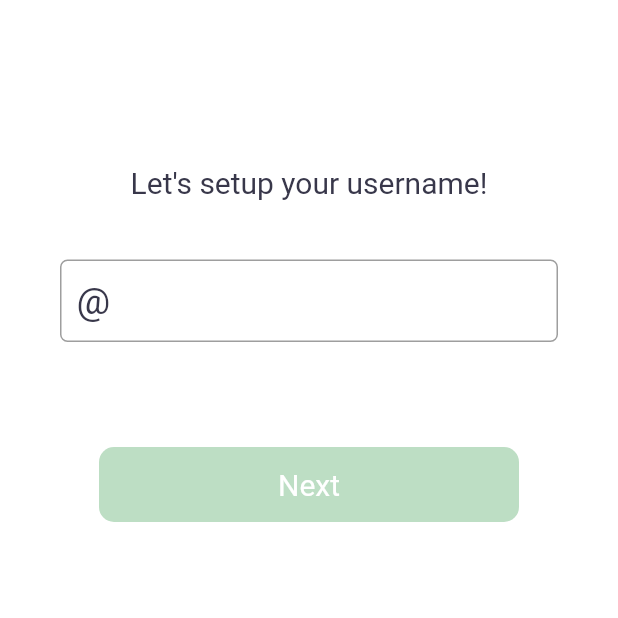
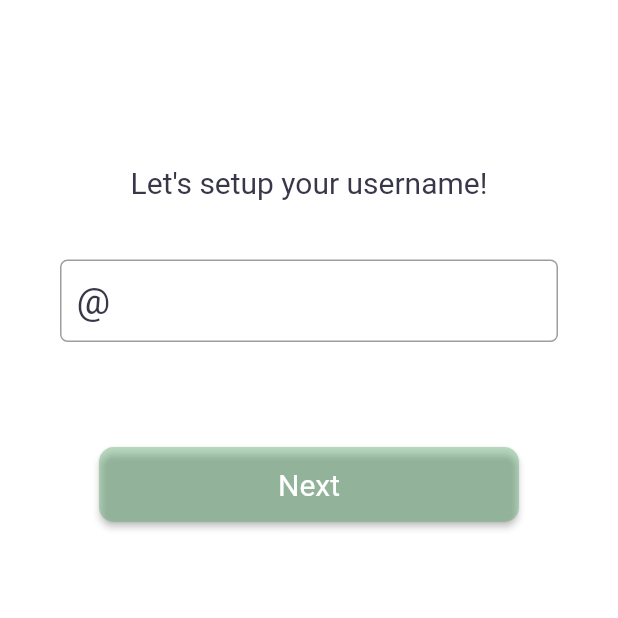
Before and after one commit to RedH11/SavvyApp, a Flutter app: the ParentUsernameEntryScreen screen opened directly, on a phone screen of 412 x 824 dp, the top half of it. Run offline on Flutter 3.47's test engine with Material 2 defaults, Android fonts, the phone set to English and light mode, and no system bars; our stand-ins replace cloud_firestore, firebase_auth, firebase_core, flutter_countdown_timer, flutter_native_timezone, flutter_spinkit and 2 more; accounts and stored records are empty; network calls fail; Roboto replaces fonts that are missing (Sofia Pro).

Commit message:
Finished the verification with username check and user initialization!

```diff
--- a/lib/screens/home/home.dart
+++ b/lib/screens/home/home.dart
@@ -25,8 +25,9 @@ class HomeScreen extends StatelessWidget {
     final String currentTimeZone = await FlutterNativeTimezone.getLocalTimezone();
     Response response = await get(Uri.parse('http://worldtimeapi.org/api/timezone/$currentTimeZone'));
     Map data = jsonDecode(response.body);
+    var utcOffset = data['utc_offset'].toString().substring(0, 3);
 
-    return [data['utc_offset'], "second piece of text"];
+    return [utcOffset, "second piece of text"];
   }
 
   @override
@@ -50,6 +51,7 @@ class HomeScreen extends StatelessWidget {
       future: _getNetworkData(),
       builder: (context, snapshot) {
         if (snapshot.hasError) {
+          print("THERE WAS AN ERROR!");
           return Scaffold(
               body: Center(
                   child: SpinKitThreeBounce(
@@ -60,7 +62,7 @@ class HomeScreen extends StatelessWidget {
           );
         } else if (snapshot.hasData) {
           return Scaffold(
-            body: Padding(padding: EdgeInsets.symmetric(vertical: 100), child:Text(snapshot.data!.elementAt(1))),
+            body: Padding(padding: EdgeInsets.symmetric(vertical: 100), child:Text(userUID)),
           );
           /*return Scaffold(
             backgroundColor: Colors.white,
--- a/lib/screens/sign-in/components/UI_Widgets.dart
+++ b/lib/screens/sign-in/components/UI_Widgets.dart
@@ -1,3 +1,5 @@
+import 'package:cloud_firestore/cloud_firestore.dart';
+import 'package:cryptoapp/screens/startup/authentication_service.dart';
 import 'package:flutter/cupertino.dart';
 import 'package:cryptoapp/theme/constants.dart';
 import 'package:flutter/material.dart';
@@ -89,7 +91,6 @@ class WidgetGenerator {
           child: new TextButton(
               onPressed: () {
                 if (isEnabled) {
-                  // Go to next page
                   Navigator.push(context,
                       MaterialPageRoute(builder: (context) => nextScreen));
                 } else {
--- a/lib/screens/sign-in/components/username_body.dart
+++ b/lib/screens/sign-in/components/username_body.dart
@@ -1,4 +1,6 @@
 import 'package:cryptoapp/screens/home/home.dart';
+import 'package:cryptoapp/screens/sign-in/init_user.dart';
+import 'package:cryptoapp/screens/startup/authentication_service.dart';
 import 'package:cryptoapp/theme/constants.dart';
 import 'package:flutter/cupertino.dart';
 import 'package:flutter/material.dart';
@@ -8,17 +10,8 @@ import 'UI_Widgets.dart';
 
 class UsernameEntryBody extends State<UsernameEntryScreen> {
 
-  bool isUsernameEntered = false;
-
-
-  ///
-  /// next step is to finish the functionality to get the user info set up with the username and the default values
-  /// for everything else
-  ///
-
-  ///
-  /// Need to add a username is taken text to pop up after submit
-  ///
+  bool _enabled = false;
+  String username = "";
 
   @override
   Widget build(BuildContext context) {
@@ -54,7 +47,8 @@ class UsernameEntryBody extends State<UsernameEntryScreen> {
                           ),
                         onChanged: (value) => {
                           setState(() {
-                            isUsernameEntered = value.length > 0;
+                            _enabled = value.length > 0;
+                            username = value;
                           })
                         },
                       ),
@@ -66,11 +60,32 @@ class UsernameEntryBody extends State<UsernameEntryScreen> {
       )
     );
 
-    // Next page button to go to the home screen with no information for a new user
-    ///
-    /// Verify the username is not already used and then send the user to the home page
-    ///
-    var nextPageButton = widgetGen.getNextPageButton(context, HomeScreen(""), isUsernameEntered);
+    var currentColor = _enabled ? BUTTON_COLOR : FADED_BUTTON_COLOR;
+
+    var nextPageButton = Align(
+      alignment: Alignment.bottomCenter, child:  SizedBox(
+        width: 280,
+        height: 50,
+        child: ElevatedButton(
+          style: ButtonStyle(
+              backgroundColor: MaterialStateProperty.all<Color>(currentColor),
+              shape: MaterialStateProperty.all<RoundedRectangleBorder>(
+                  RoundedRectangleBorder(
+                      borderRadius: BorderRadius.circular(10.0),
+                      side: BorderSide(color: Colors.transparent)
+                  )
+              ),
+          ),
+            onPressed: () => {
+            if (_enabled) {
+              Navigator.push(context,
+                  MaterialPageRoute(builder: (context) => InitUserScreen(username)))
+            }
+        },
+            child: Text("Next", style: FINAL_NEXT_PAGE_BUTTON_STYLE)
+        )
+    ),
+    );
 
     return Container(
       // white background
--- a/lib/screens/startup/startup.dart
+++ b/lib/screens/startup/startup.dart
@@ -44,12 +44,12 @@ class StartupScreen extends StatelessWidget {
           // User is logged in, load their data
           Navigator.push(context,
               MaterialPageRoute(
-                  builder: (context) => HomeScreen(userUID)));
+                  builder: (context) => IntroScreen()));
         } else {
           //print("User is NOT logged in, sending them to the intro screen...");
           // User is NOT logged in, go to login screen
           Navigator.push(context,
-              MaterialPageRoute(builder: (context) => SettingsScreen()));
+              MaterialPageRoute(builder: (context) => IntroScreen()));
         }
     });
 
```
Also changed, not shown: lib/screens/sign-in/init_user.dart (added, +75 -0 lines), lib/screens/startup/authentication_service.dart (+27 -33 lines), tasks.txt (+8 -0 lines).
